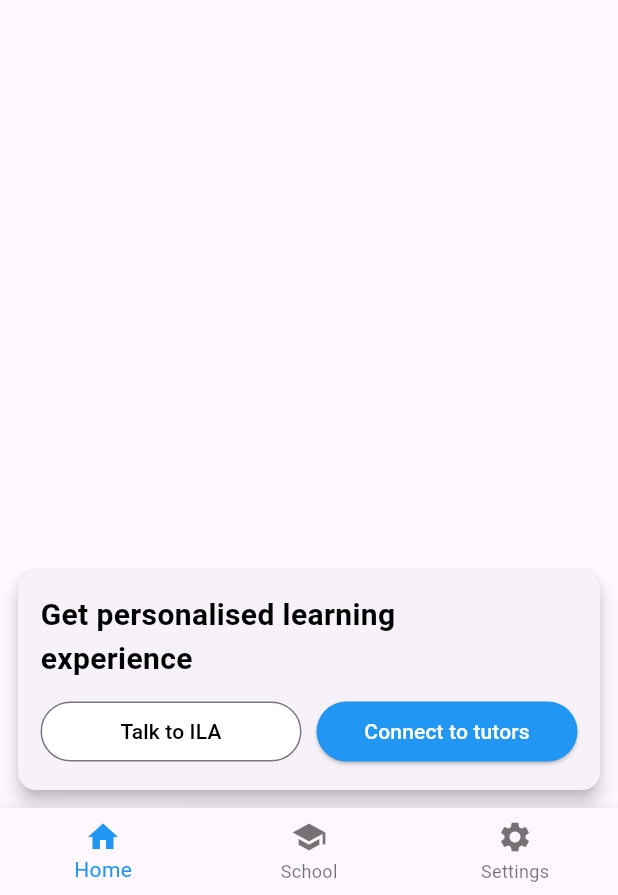
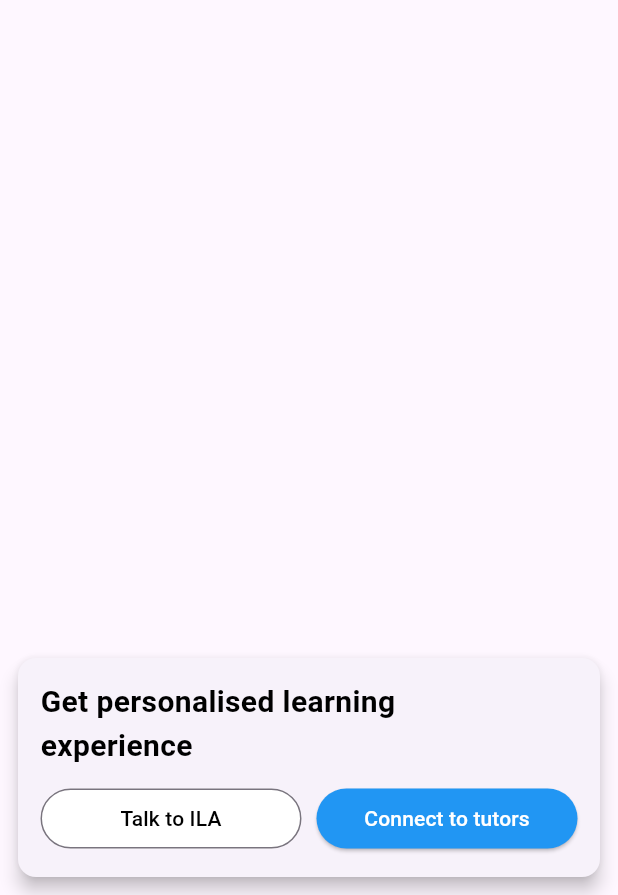
Before and after one commit to sujalraj00/learnlab, a Flutter app: the screen it shows after launch, on a phone screen of 412 x 824 dp, the part 341-1236 px from its top. Run offline on Flutter 3.47's test engine with Material 3 defaults, Android fonts, the phone set to English and light mode, and no system bars.

```diff
--- a/lib/features/screens/home_page.dart
+++ b/lib/features/screens/home_page.dart
@@ -1,36 +1,7 @@
 import 'package:flutter/material.dart';
 
-class HomePage extends StatefulWidget {
+class HomePage extends StatelessWidget {
   const HomePage({super.key});
-
-  @override
-  State<HomePage> createState() => _HomePageState();
-}
-
-class _HomePageState extends State<HomePage> {
-  int _selectedIndex = 0;
-  static const TextStyle optionStyle =
-      TextStyle(fontSize: 30, fontWeight: FontWeight.bold);
-  static const List<Widget> _widgetOptions = <Widget>[
-    Text(
-      'Index 0: Home',
-      style: optionStyle,
-    ),
-    Text(
-      'Index 1: Business',
-      style: optionStyle,
-    ),
-    Text(
-      'Index 2: School',
-      style: optionStyle,
-    ),
-  ];
-
-  void _onItemTapped(int index) {
-    setState(() {
-      _selectedIndex = index;
-    });
-  }
 
   @override
   Widget build(BuildContext context) {
@@ -116,28 +87,6 @@ class _HomePageState extends State<HomePage> {
           ],
         ),
       ),
-      bottomNavigationBar: BottomNavigationBar(
-        items: const <BottomNavigationBarItem>[
-          BottomNavigationBarItem(
-            icon: Icon(Icons.home),
-            label: 'Home',
-            backgroundColor: Colors.red,
-          ),
-          BottomNavigationBarItem(
-            icon: Icon(Icons.school),
-            label: 'School',
-            backgroundColor: Colors.purple,
-          ),
-          BottomNavigationBarItem(
-            icon: Icon(Icons.settings),
-            label: 'Settings',
-            backgroundColor: Colors.pink,
-          ),
-        ],
-        currentIndex: _selectedIndex,
-        selectedItemColor: Colors.blue,
-        onTap: _onItemTapped,
-      ),
     );
   }
 }
--- a/lib/main.dart
+++ b/lib/main.dart
@@ -1,5 +1,7 @@
 import 'package:flutter/material.dart';
+import 'package:learnlab/features/screens/canvas_page.dart';
 import 'package:learnlab/features/screens/home_page.dart';
+import 'package:learnlab/features/screens/settings_page.dart';
 
 void main() {
   runApp(const MyApp());
@@ -17,7 +19,12 @@ class MyApp extends StatelessWidget {
       theme: ThemeData(
         primarySwatch: Colors.blue,
       ),
-      home: const HomePage(),
+      initialRoute: '/',
+      routes: {
+        '/': (context) => const HomePage(),
+        '/canvas': (context) => const CanvasPage(),
+        '/settings': (context) => SettingsPage(),
+      },
     );
   }
 }
```
Also changed, not shown: lib/features/screens/canvas_page.dart (added, +20 -0 lines), lib/features/screens/navigation_menu.dart (+64 -8 lines), lib/features/screens/settings_page.dart (added, +20 -0 lines).
